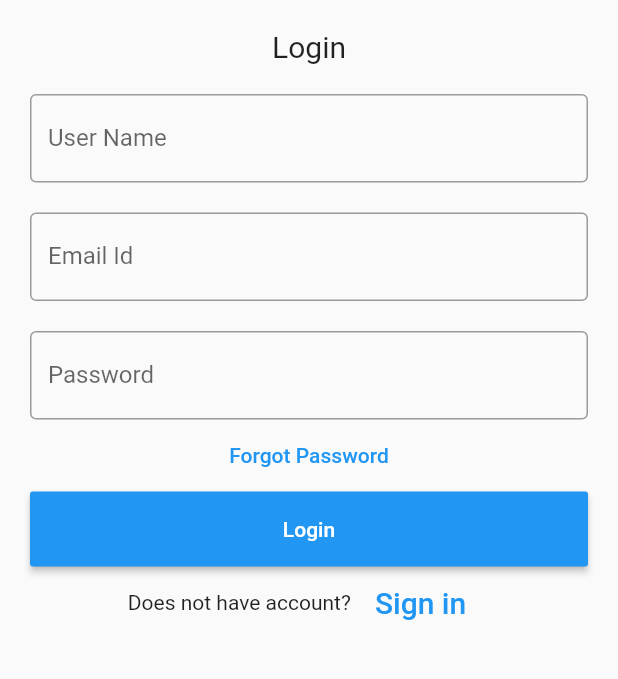
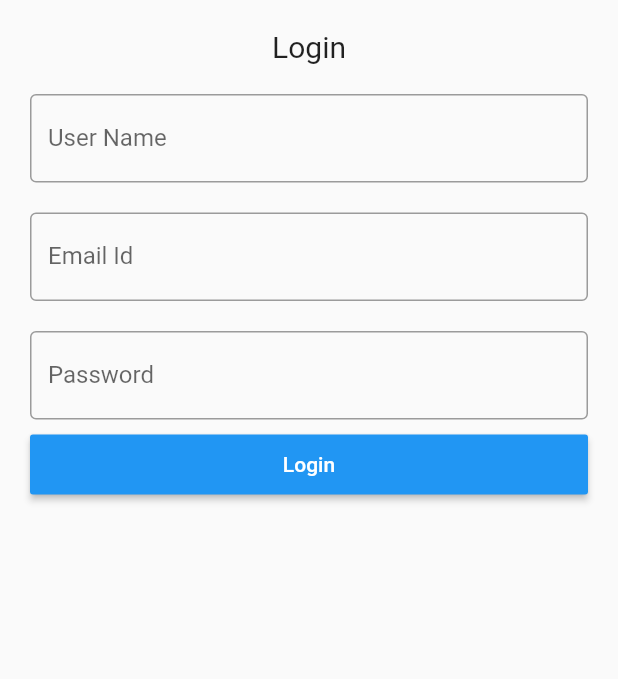
Before and after one commit to rajupraaa1234/flutter_calculator, a Flutter app: the screen it shows after launch, on a phone screen of 412 x 824 dp, the part 167-846 px from its top. Run offline on Flutter 3.47's test engine with Material 2 defaults, Android fonts, the phone set to English and light mode, and no system bars; our stand-ins replace fluttertoast, math_expressions.

Commit message:
bug fixing

```diff
--- a/lib/CalculatorScreen.dart
+++ b/lib/CalculatorScreen.dart
@@ -134,7 +134,7 @@ class _SimpleCalculatorState extends State<SimpleCalculator> {
 
 
           Container(
-            alignment: Alignment.centerRight,
+            alignment: Alignment.bottomRight,
             padding: EdgeInsets.fromLTRB(10, 30, 10, 0),
             child: Text(result, style: TextStyle(fontSize: resultFontSize),),
           ),
--- a/lib/main.dart
+++ b/lib/main.dart
@@ -79,16 +79,9 @@ class _State extends State<MyApp> {
                     ),
                   ),
                 ),
-                FlatButton(
-                  onPressed: (){
-                    //forgot password screen
-                  },
-                  textColor: Colors.blue,
-                  child: Text('Forgot Password'),
-                ),
                 Container(
                     height: 50,
-                    padding: EdgeInsets.fromLTRB(10, 0, 10, 0),
+                    padding: EdgeInsets.fromLTRB(10, 10, 10, 0),
                     child: RaisedButton(
                       textColor: Colors.white,
                       color: Colors.blue,
@@ -97,23 +90,6 @@ class _State extends State<MyApp> {
                         onClickLogin(nameController.text,emailController.text,passwordController.text);
                       },
                     )),
-                Container(
-                    child: Row(
-                      children: <Widget>[
-                        Text('Does not have account?'),
-                        FlatButton(
-                          textColor: Colors.blue,
-                          child: Text(
-                            'Sign in',
-                            style: TextStyle(fontSize: 20),
-                          ),
-                          onPressed: () {
-                            //signup screen
-                          },
-                        )
-                      ],
-                      mainAxisAlignment: MainAxisAlignment.center,
-                    ))
               ],
             )));
   }
```
